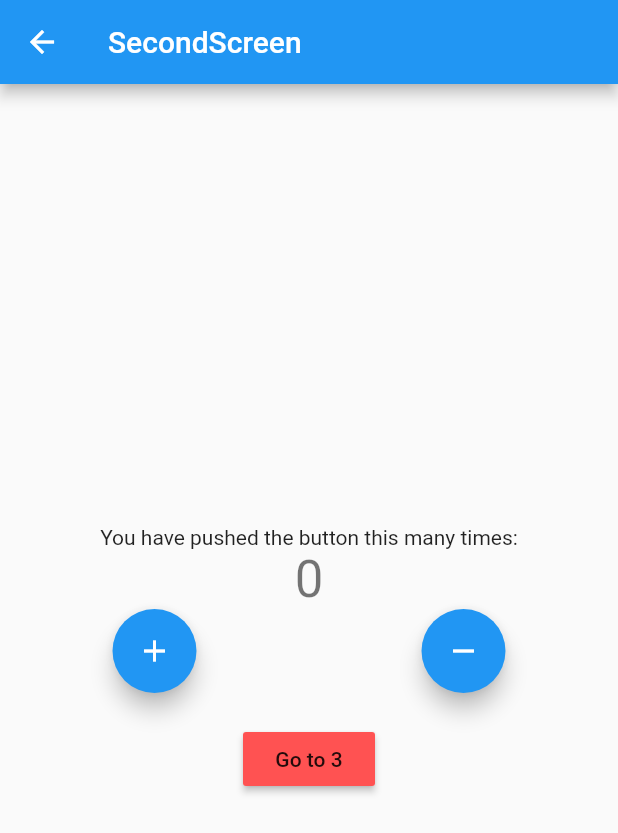
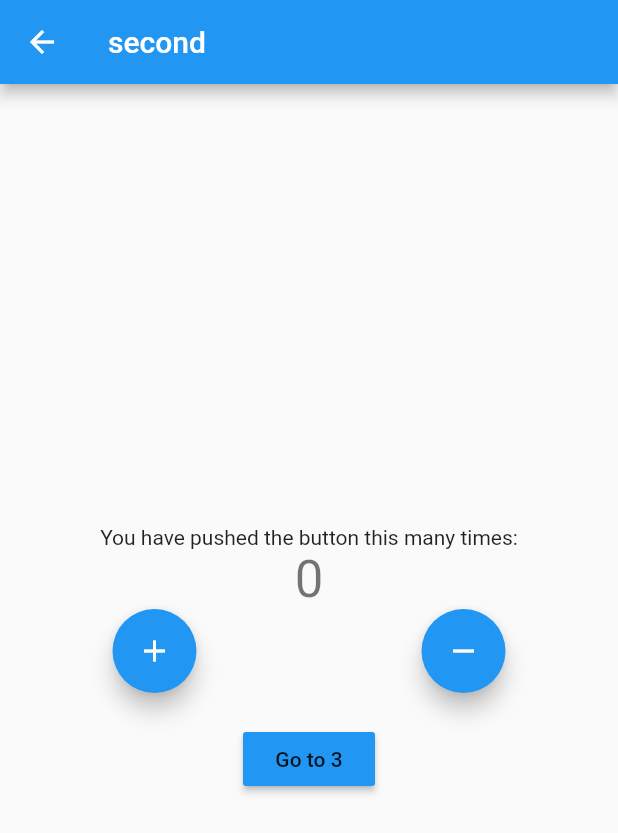
Before and after one commit to phongtran11/Learn-flutter, a Flutter app: the screen it shows after launch, after a tap on "Go to 2", on a phone screen of 412 x 824 dp. Shown: the top 833 px of the screen. Run offline on Flutter 3.47's test engine with Material 2 defaults, Android fonts, the phone set to English and light mode, and no system bars; our stand-ins replace bloc, equatable, flutter_bloc.

```diff
--- a/lib/main.dart
+++ b/lib/main.dart
@@ -1,5 +1,7 @@
 import 'package:flutter/material.dart';
 import 'package:flutter_app/logic/cubit/counter_cubit.dart';
+import 'package:flutter_app/persentation/screens/second_screen.dart';
+import 'package:flutter_app/persentation/screens/third_screen.dart';
 import 'package:flutter_bloc/flutter_bloc.dart';
 
 import 'persentation/screens/home_screen.dart';
@@ -8,17 +10,41 @@ void main() {
   runApp(const MyApp());
 }
 
-class MyApp extends StatelessWidget {
+class MyApp extends StatefulWidget {
   const MyApp({Key? key}) : super(key: key);
 
+  @override
+  State<MyApp> createState() => _MyAppState();
+}
+
+class _MyAppState extends State<MyApp> {
   // This widget is the root of your application.
+  final CounterCubit _counterCubit = CounterCubit();
+
   @override
   Widget build(BuildContext context) {
     return MaterialApp(
-      home: BlocProvider<CounterCubit>(
-        create: (context) => CounterCubit(),
-        child: const HomeScreen(title: 'Flutter Demo Home Page'),
-      ),
+      routes: {
+        '/': (context) => BlocProvider.value(
+              value: _counterCubit,
+              child: const HomeScreen(
+                  title: 'HomeScreen', color: Colors.redAccent),
+            ),
+        '/second': (context) => BlocProvider.value(
+              value: _counterCubit,
+              child: const SecondScreen(title: 'second', color: Colors.blue),
+            ),
+        '/third': (context) => BlocProvider.value(
+              value: _counterCubit,
+              child: const ThirdScreen(title: 'third', color: Colors.orange),
+            ),
+      },
     );
   }
+
+  @override
+  void dispose() {
+    _counterCubit.close();
+    super.dispose();
+  }
 }
--- a/lib/persentation/screens/home_screen.dart
+++ b/lib/persentation/screens/home_screen.dart
@@ -84,17 +84,14 @@ class _HomeScreenState extends State<HomeScreen> {
               color: widget.color,
               child: const Text('Go to 2'),
               onPressed: () {
-                Navigator.of(context).push(
-                  MaterialPageRoute(
-                    builder: (_) => BlocProvider.value(
-                      value: BlocProvider.of<CounterCubit>(context),
-                      child: const SecondScreen(
-                        title: 'SecondScreen',
-                        color: Colors.redAccent,
-                      ),
-                    ),
-                  ),
-                );
+                Navigator.of(context).pushNamed('/second');
+              },
+            ),
+            MaterialButton(
+              color: Colors.green,
+              child: const Text('Go to 3'),
+              onPressed: () {
+                Navigator.of(context).pushNamed('/third');
               },
             ),
           ],
```
